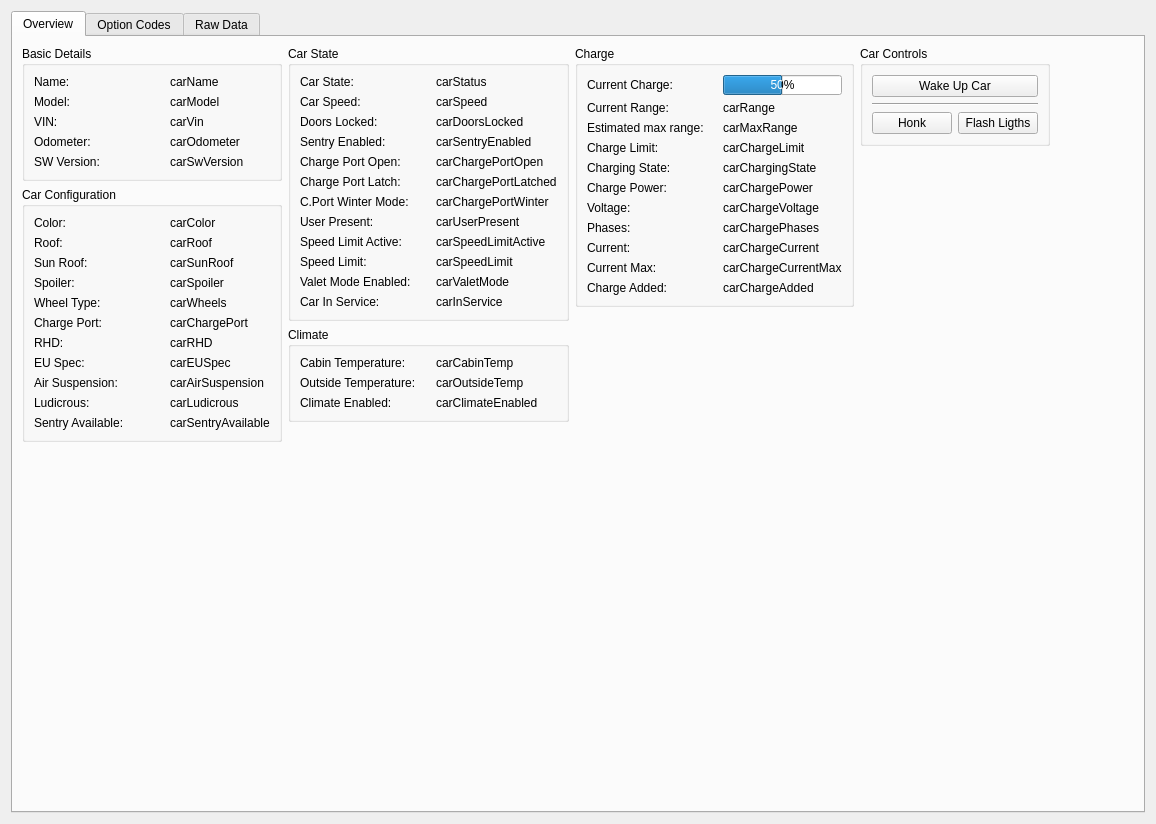
Before: the Qt Designer form ui/vehicle_view.ui in alvarosanchez/easy-tesla-remote, drawn with Qt 5.
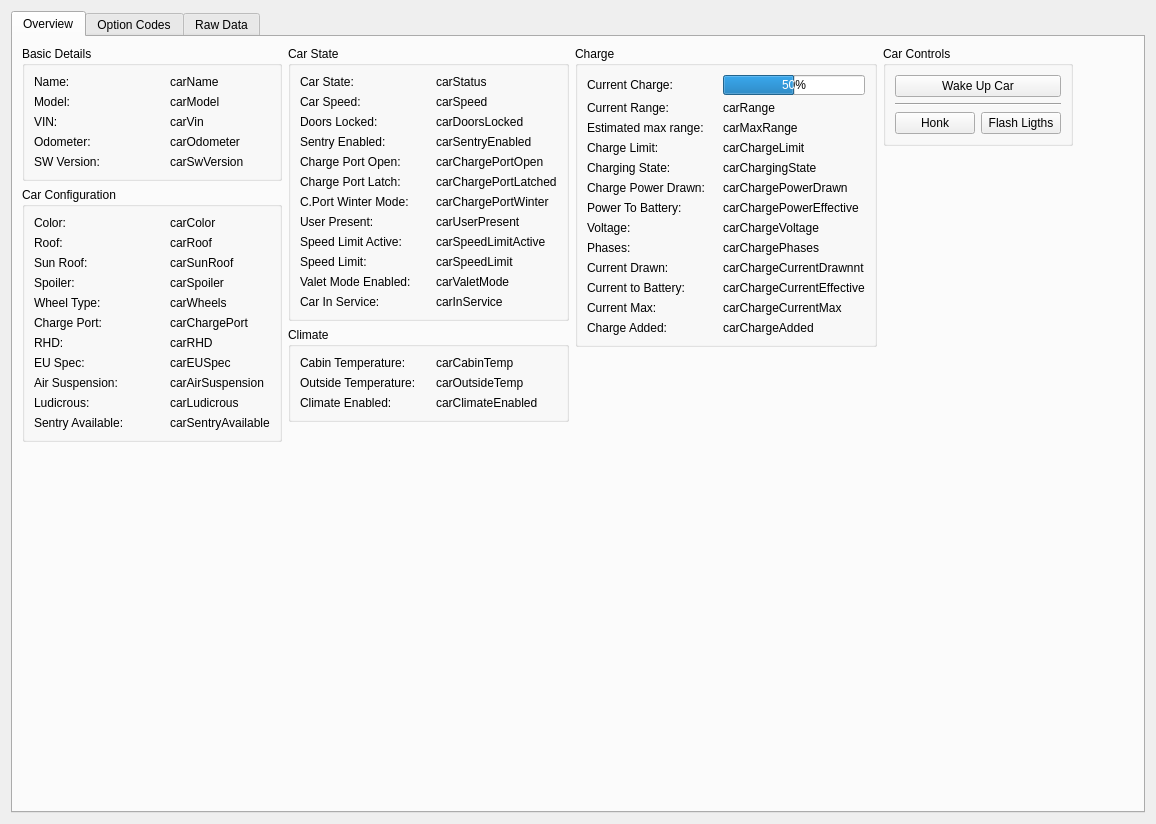
After: the same form once the commit is applied.

Commit message: Fixed charging power calculation

What changed in the file:
```diff
--- a/ui/vehicle_view.ui
+++ b/ui/vehicle_view.ui
@@ -1106,36 +1106,36 @@
                   </property>
                  </widget>
                 </item>
-                <item row="8" column="0">
-                 <widget class="QLabel" name="label_23">
-                  <property name="minimumSize">
-                   <size>
-                    <width>130</width>
-                    <height>0</height>
-                   </size>
-                  </property>
-                  <property name="text">
-                   <string>Current:</string>
-                  </property>
-                 </widget>
-                </item>
-                <item row="8" column="1">
-                 <widget class="QLabel" name="carChargeCurrent">
-                  <property name="text">
-                   <string>carChargeCurrent</string>
-                  </property>
-                  <property name="jsonAttribute" stdset="0">
-                   <string notr="true">charge_state.charger_actual_current</string>
-                  </property>
-                  <property name="valueAdapter" stdset="0">
-                   <string notr="true">string</string>
-                  </property>
-                  <property name="targetProperty" stdset="0">
-                   <string notr="true">text</string>
-                  </property>
-                 </widget>
-                </item>
                 <item row="9" column="0">
+                 <widget class="QLabel" name="label_23">
+                  <property name="minimumSize">
+                   <size>
+                    <width>130</width>
+                    <height>0</height>
+                   </size>
+                  </property>
+                  <property name="text">
+                   <string>Current Drawn:</string>
+                  </property>
+                 </widget>
+                </item>
+                <item row="9" column="1">
+                 <widget class="QLabel" name="carChargeCurrentDrawn">
+                  <property name="text">
+                   <string>carChargeCurrentDrawnnt</string>
+                  </property>
+                  <property name="jsonAttribute" stdset="0">
+                   <string notr="true">charge_state.charger_actual_current</string>
+                  </property>
+                  <property name="valueAdapter" stdset="0">
+                   <string notr="true">string</string>
+                  </property>
+                  <property name="targetProperty" stdset="0">
+                   <string notr="true">text</string>
+                  </property>
+                 </widget>
+                </item>
+                <item row="11" column="0">
                  <widget class="QLabel" name="label_25">
                   <property name="minimumSize">
                    <size>
@@ -1148,7 +1148,7 @@
                   </property>
                  </widget>
                 </item>
-                <item row="9" column="1">
+                <item row="11" column="1">
                  <widget class="QLabel" name="carChargeCurrentMax">
                   <property name="text">
                    <string>carChargeCurrentMax</string>
@@ -1164,7 +1164,7 @@
                   </property>
                  </widget>
                 </item>
-                <item row="7" column="0">
+                <item row="8" column="0">
                  <widget class="QLabel" name="label_24">
                   <property name="minimumSize">
                    <size>
@@ -1177,7 +1177,7 @@
                   </property>
                  </widget>
                 </item>
-                <item row="7" column="1">
+                <item row="8" column="1">
                  <widget class="QLabel" name="carChargePhases">
                   <property name="text">
                    <string>carChargePhases</string>
@@ -1193,7 +1193,7 @@
                   </property>
                  </widget>
                 </item>
-                <item row="6" column="0">
+                <item row="7" column="0">
                  <widget class="QLabel" name="label_26">
                   <property name="minimumSize">
                    <size>
@@ -1206,7 +1206,7 @@
                   </property>
                  </widget>
                 </item>
-                <item row="6" column="1">
+                <item row="7" column="1">
                  <widget class="QLabel" name="carChargeVoltage">
                   <property name="text">
                    <string>carChargeVoltage</string>
@@ -1222,7 +1222,7 @@
                   </property>
                  </widget>
                 </item>
-                <item row="5" column="0">
+                <item row="6" column="0">
                  <widget class="QLabel" name="label_14">
                   <property name="minimumSize">
                    <size>
@@ -1231,14 +1231,14 @@
                    </size>
                   </property>
                   <property name="text">
-                   <string>Charge Power:</string>
+                   <string>Power To Battery:</string>
                   </property>
                  </widget>
                 </item>
-                <item row="5" column="1">
-                 <widget class="QLabel" name="carChargePower">
+                <item row="6" column="1">
+                 <widget class="QLabel" name="carChargePowerEffective">
                   <property name="text">
-                   <string>carChargePower</string>
+                   <string>carChargePowerEffective</string>
                   </property>
                   <property name="jsonAttribute" stdset="0">
                    <string notr="true">charge_state.charge_rate</string>
@@ -1280,7 +1280,7 @@
                   </property>
                  </widget>
                 </item>
-                <item row="10" column="0">
+                <item row="12" column="0">
                  <widget class="QLabel" name="label_18">
                   <property name="minimumSize">
                    <size>
@@ -1293,7 +1293,7 @@
                   </property>
                  </widget>
                 </item>
-                <item row="10" column="1">
+                <item row="12" column="1">
                  <widget class="QLabel" name="carChargeAdded">
                   <property name="text">
                    <string>carChargeAdded</string>
@@ -1309,6 +1309,52 @@
                   </property>
                  </widget>
                 </item>
+                <item row="5" column="0">
+                 <widget class="QLabel" name="label_44">
+                  <property name="text">
+                   <string>Charge Power Drawn:</string>
+                  </property>
+                 </widget>
+                </item>
+                <item row="5" column="1">
+                 <widget class="QLabel" name="carChargePowerDrawn">
+                  <property name="text">
+                   <string>carChargePowerDrawn</string>
+                  </property>
+                  <property name="jsonAttribute" stdset="0">
+                   <string notr="true">charge_state.charger_actual_current</string>
+                  </property>
+                  <property name="valueAdapter" stdset="0">
+                   <string notr="true">charge_power</string>
+                  </property>
+                  <property name="targetProperty" stdset="0">
+                   <string notr="true">text</string>
+                  </property>
+                 </widget>
+                </item>
+                <item row="10" column="0">
+                 <widget class="QLabel" name="label_46">
+                  <property name="text">
+                   <string>Current to Battery:</string>
+                  </property>
+                 </widget>
+                </item>
+                <item row="10" column="1">
+                 <widget class="QLabel" name="carChargeCurrentEffective">
+                  <property name="text">
+                   <string>carChargeCurrentEffective</string>
+                  </property>
+                  <property name="jsonAttribute" stdset="0">
+                   <string notr="true">charge_state.charge_rate</string>
+                  </property>
+                  <property name="valueAdapter" stdset="0">
+                   <string notr="true">string</string>
+                  </property>
+                  <property name="targetProperty" stdset="0">
+                   <string notr="true">text</string>
+                  </property>
+                 </widget>
+                </item>
                </layout>
               </widget>
              </item>
```
Left out of the diff: 2 changed lines with no effect on the pictures. The commit also changes 3 other files.
